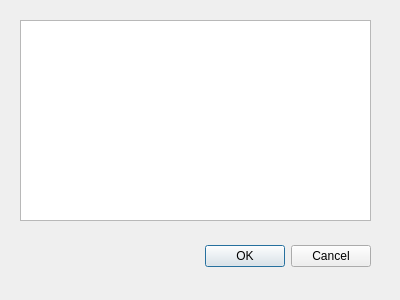
Before: the Qt Designer form phoneClient/usersdialog.ui in via/hw7, drawn with Qt 5.
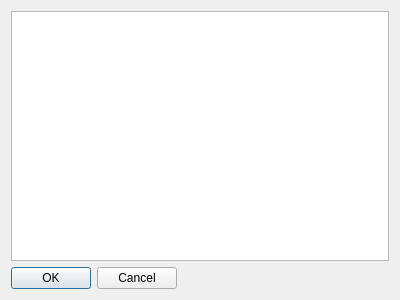
After: the same form once the commit is applied.

The edit to the form file:
```diff
--- a/phoneClient/usersdialog.ui
+++ b/phoneClient/usersdialog.ui
@@ -13,14 +13,14 @@
   <property name="windowTitle">
    <string>Dialog</string>
   </property>
+  <layout class="QFormLayout" name="formLayout">
+   <item row="1" column="0">
   <widget class="QDialogButtonBox" name="buttonBox">
-   <property name="geometry">
-    <rect>
-     <x>30</x>
-     <y>240</y>
-     <width>341</width>
-     <height>32</height>
-    </rect>
+     <property name="sizePolicy">
+      <sizepolicy hsizetype="Expanding" vsizetype="Fixed">
+       <horstretch>0</horstretch>
+       <verstretch>80</verstretch>
+      </sizepolicy>
    </property>
    <property name="orientation">
     <enum>Qt::Horizontal</enum>
@@ -29,16 +29,11 @@
     <set>QDialogButtonBox::Cancel|QDialogButtonBox::Ok</set>
    </property>
   </widget>
-  <widget class="QListWidget" name="listWidget">
-   <property name="geometry">
-    <rect>
-     <x>20</x>
-     <y>20</y>
-     <width>351</width>
-     <height>201</height>
-    </rect>
-   </property>
-  </widget>
+   </item>
+   <item row="0" column="0" colspan="2">
+    <widget class="QListWidget" name="listWidget"/>
+   </item>
+  </layout>
  </widget>
  <resources/>
  <connections>
```
Lines whose indentation alone changed are shown as unchanged.
